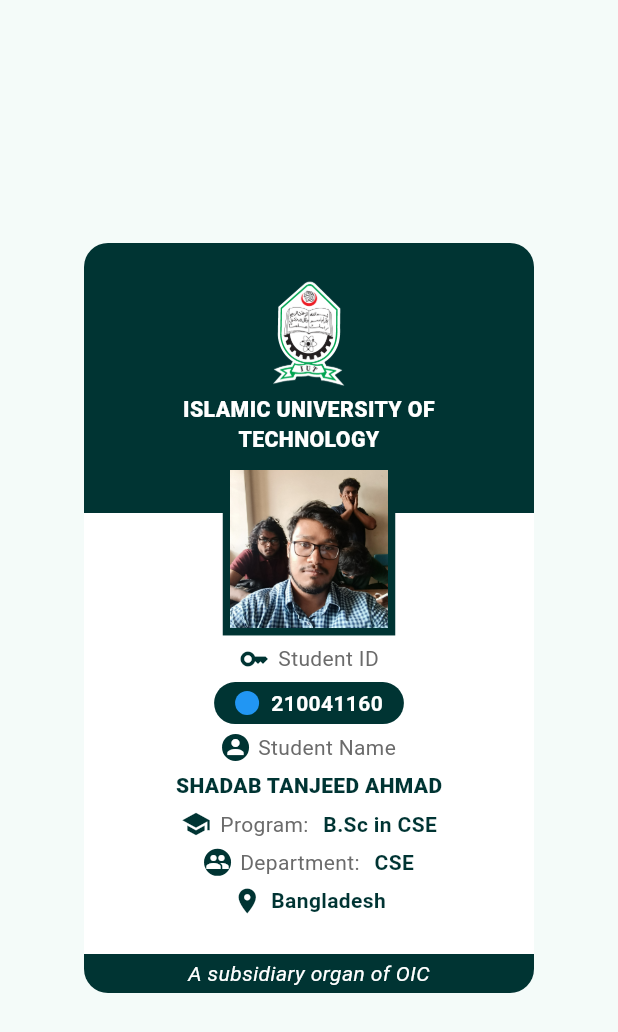
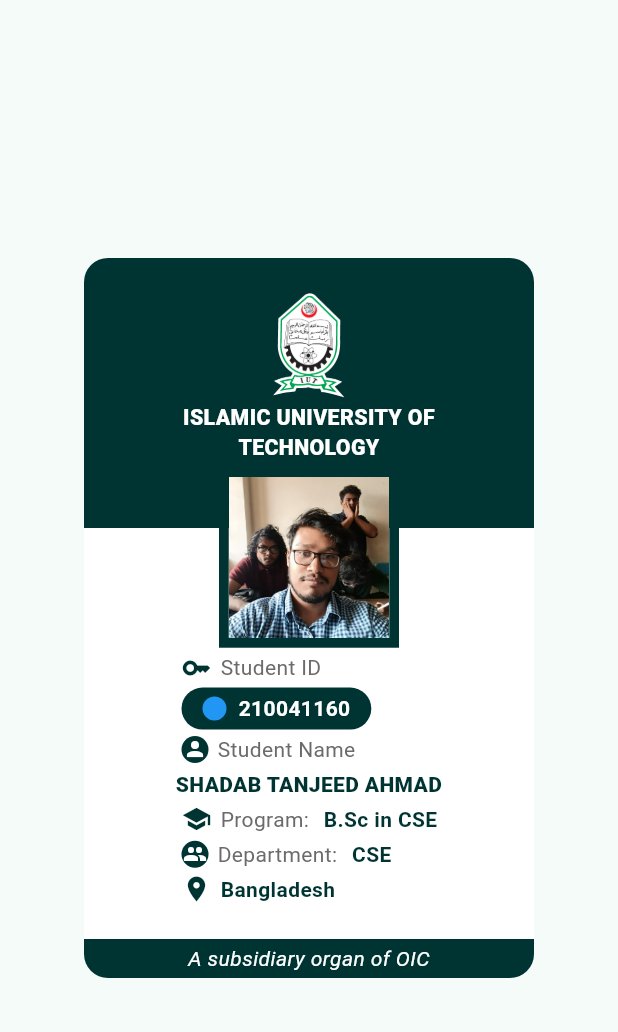
Before and after one commit to shadabtanjeed/IT-Tasks, a Flutter app: the screen it shows after launch, on a phone screen of 412 x 824 dp. Shown: the top 1032 px of the screen. Run offline on Flutter 3.47's test engine with Material 3 defaults, Android fonts, the phone set to English and light mode, and no system bars.

Commit message:
fixed text alignment

```diff
--- a/1_id_card_clone/lib/main.dart
+++ b/1_id_card_clone/lib/main.dart
@@ -32,7 +32,7 @@
   @override
   Widget build(BuildContext context) {
     const double cardWidth = 300.0;
-    const double cardHeight = 500.0;
+    const double cardHeight = 480.0;
 
     return Scaffold(
       backgroundColor: Theme.of(context).colorScheme.background,
@@ -67,6 +67,7 @@
                           padding: const EdgeInsets.all(20.0),
                           child: Column(
                             mainAxisAlignment: MainAxisAlignment.spaceEvenly,
+                            crossAxisAlignment: CrossAxisAlignment.center,
                             children: <Widget>[
                               Image.asset(
                                 'assets/images/iut.png',
@@ -83,12 +84,12 @@
                                 ),
                               ),
                               Container(
-                                width: 115,
-                                height: 115,
+                                width: 120,
+                                height: 120,
                                 decoration: BoxDecoration(
                                   border: Border.all(
                                     color: const Color(0xFF003433),
-                                    width: 5,
+                                    width: 6.5,
                                   ),
                                 ),
                                 clipBehavior: Clip.hardEdge,
@@ -97,8 +98,10 @@
                                   fit: BoxFit.cover,
                                 ),
                               ),
-                              Row(
-                                mainAxisAlignment: MainAxisAlignment.center,
+                              SizedBox(
+                                width: 170,
+                                child: Row(
+                                  mainAxisAlignment: MainAxisAlignment.start,
                                   children: const [
                                     Icon(
                                       Icons.key,
@@ -108,10 +111,18 @@
                                     SizedBox(width: 6),
                                     Text(
                                       'Student ID',
-                                    style: TextStyle(color: Color(0xFF6B6B6B)),
+                                      style: TextStyle(
+                                        color: Color(0xFF6B6B6B),
+                                      ),
                                     ),
                                   ],
                                 ),
+                              ),
+                              SizedBox(
+                                width: 170,
+                                child: Row(
+                                  mainAxisAlignment: MainAxisAlignment.start,
+                                  children: [
                                     Container(
                                       padding: const EdgeInsets.symmetric(
                                         horizontal: 14,
@@ -139,8 +150,13 @@
                                         ],
                                       ),
                                     ),
-                              Row(
-                                mainAxisAlignment: MainAxisAlignment.center,
+                                  ],
+                                ),
+                              ),
+                              SizedBox(
+                                width: 170,
+                                child: Row(
+                                  mainAxisAlignment: MainAxisAlignment.start,
                                   children: const [
                                     CircleAvatar(
                                       backgroundColor: Color(0xFF003433),
@@ -154,19 +170,25 @@
                                     SizedBox(width: 6),
                                     Text(
                                       'Student Name',
-                                    style: TextStyle(color: Color(0xFF6B6B6B)),
+                                      style: TextStyle(
+                                        color: Color(0xFF6B6B6B),
+                                      ),
                                     ),
                                   ],
                                 ),
+                              ),
                               const Text(
                                 'SHADAB TANJEED AHMAD',
+                                textAlign: TextAlign.center,
                                 style: TextStyle(
                                   fontWeight: FontWeight.w900,
                                   color: Color(0xFF003433),
                                 ),
                               ),
-                              Row(
-                                mainAxisAlignment: MainAxisAlignment.center,
+                              SizedBox(
+                                width: 170,
+                                child: Row(
+                                  mainAxisAlignment: MainAxisAlignment.start,
                                   children: const [
                                     Icon(
                                       Icons.school,
@@ -176,7 +198,9 @@
                                     SizedBox(width: 6),
                                     Text(
                                       'Program: ',
-                                    style: TextStyle(color: Color(0xFF6B6B6B)),
+                                      style: TextStyle(
+                                        color: Color(0xFF6B6B6B),
+                                      ),
                                     ),
                                     SizedBox(width: 6),
                                     Text(
@@ -188,8 +212,11 @@
                                     ),
                                   ],
                                 ),
-                              Row(
-                                mainAxisAlignment: MainAxisAlignment.center,
+                              ),
+                              SizedBox(
+                                width: 170,
+                                child: Row(
+                                  mainAxisAlignment: MainAxisAlignment.start,
                                   children: const [
                                     CircleAvatar(
                                       backgroundColor: Color(0xFF003433),
@@ -203,7 +230,9 @@
                                     SizedBox(width: 6),
                                     Text(
                                       'Department: ',
-                                    style: TextStyle(color: Color(0xFF6B6B6B)),
+                                      style: TextStyle(
+                                        color: Color(0xFF6B6B6B),
+                                      ),
                                     ),
                                     SizedBox(width: 6),
                                     Text(
@@ -215,8 +244,11 @@
                                     ),
                                   ],
                                 ),
-                              Row(
-                                mainAxisAlignment: MainAxisAlignment.center,
+                              ),
+                              SizedBox(
+                                width: 170,
+                                child: Row(
+                                  mainAxisAlignment: MainAxisAlignment.start,
                                   children: const [
                                     Icon(
                                       Icons.location_on,
@@ -232,6 +264,7 @@
                                       ),
                                     ),
                                   ],
+                                ),
                               ),
                             ],
                           ),
```
Lines whose indentation alone changed are shown as unchanged.
